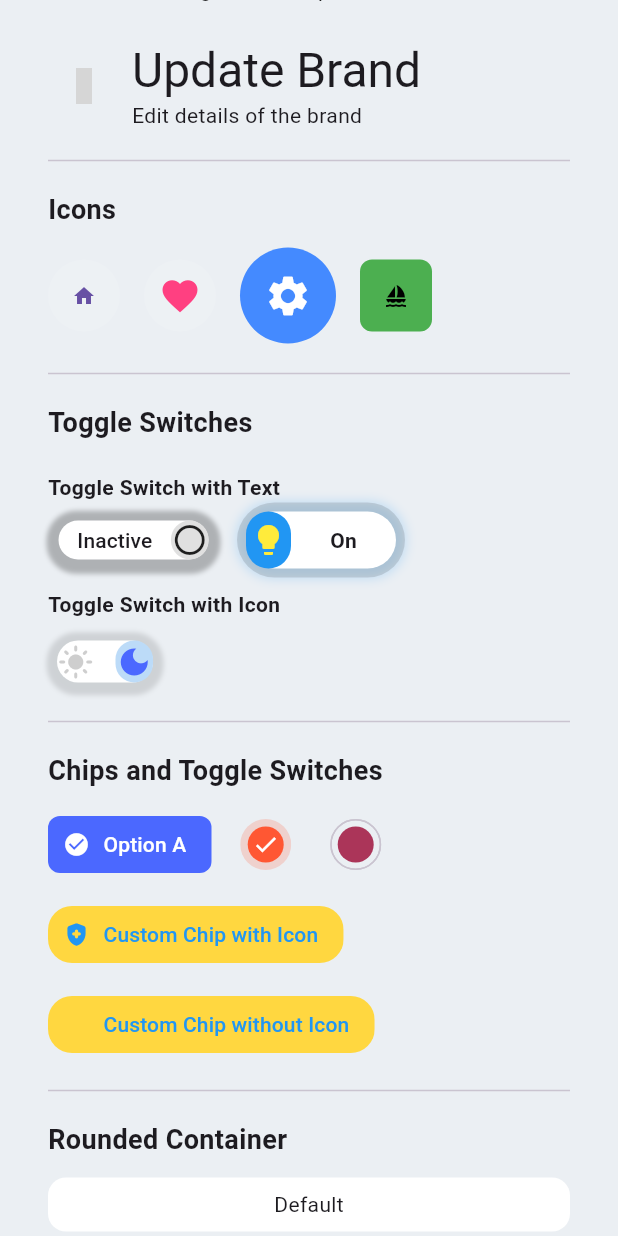
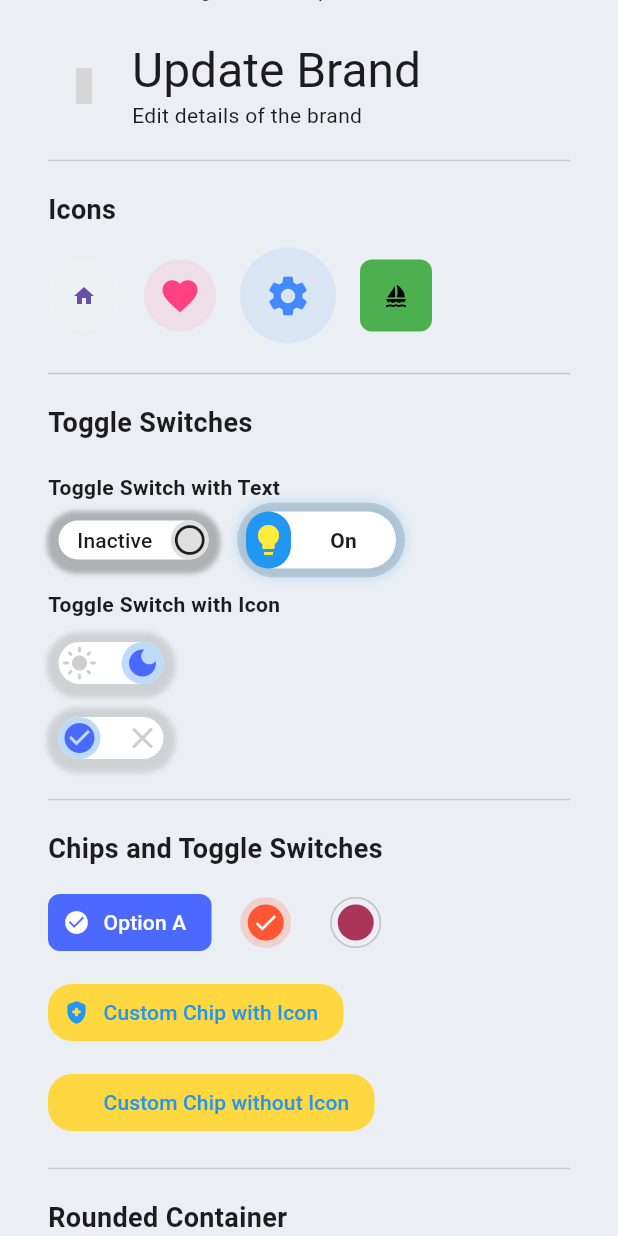
Before and after one commit to brytemorio/coding_with_t_utils, a Flutter app: the screen it shows after launch, scrolled down 1728 dp, on a phone screen of 412 x 824 dp. Run offline on Flutter 3.47's test engine with Material 3 defaults, Android fonts, the phone set to English and light mode, and no system bars; drawn by our look-alikes of animated_toggle_switch; our stand-ins replace cached_network_image, connectivity_plus, country_code_picker, data_table_2, device_info_plus, dropdown_search and 5 more; missing offline and left inert: flutter_quill; grey boxes are pictures that could not be loaded.

Commit message:
animation_loader.dart assert fixed  & Header background colors updated, Tooltip added in TIcon Widget, Default Table Header Row color changed to lightBackground , Toggle Icons fixed

```diff
--- a/example/lib/chips_toggles/toggles.dart
+++ b/example/lib/chips_toggles/toggles.dart
@@ -63,6 +63,15 @@ class TTogglesExample extends StatelessWidget {
             print('Selected: $value');
           },
         ),
+        SizedBox(height: 8),
+        TIconToggleSwitch<bool>(
+          current: true,
+          options: [true, false],
+          icons: [Icons.check_circle, Icons.close_outlined],
+          onChanged: (value) {
+            print('Selected: $value');
+          },
+        ),
       ],
     );
   }
--- a/example/lib/icons/circular_icon.dart
+++ b/example/lib/icons/circular_icon.dart
@@ -29,9 +29,8 @@ class TCircularIconExample extends StatelessWidget {
           width: 64.0,
           height: 64.0,
           size: 32.0,
-          color: Colors.white,
+          color: Colors.blueAccent,
           icon: Icons.settings,
-          backgroundColor: Colors.blueAccent,
           onPressed: () {
             debugPrint('Settings icon pressed');
           },
--- a/lib/common/widgets/chips/animated_icon_switch.dart
+++ b/lib/common/widgets/chips/animated_icon_switch.dart
@@ -37,10 +37,10 @@ class TIconToggleSwitch<T> extends StatelessWidget {
     required this.icons,
     this.onChanged,
     this.spacing = 14.0,
-    this.height = 40.0,
+    this.height = 42.0,
     this.iconSize = 24.0,
-    this.borderWidth = 6.0,
-    this.indicatorWidth = 25.0,
+    this.borderWidth = 7,
+    this.indicatorWidth = 28.0,
     this.activeColor,
     this.inactiveColor = Colors.grey,
     this.backgroundColor = Colors.white,
--- a/lib/common/widgets/icons/t_icon.dart
+++ b/lib/common/widgets/icons/t_icon.dart
@@ -21,8 +21,12 @@ class TIcon extends StatelessWidget {
     this.onPressed,
     this.color,
     this.backgroundColor,
+    this.tooltip,
     this.borderRadius = 100.0,
   });
+
+  /// Tooltip will be shown when hovered
+  final String? tooltip;
 
   /// Width of the container.
   final double? width;
@@ -56,11 +60,17 @@ class TIcon extends StatelessWidget {
       width: width,
       height: height,
       decoration: BoxDecoration(
-        color: backgroundColor ?? (isDarkMode ? Colors.black.withValues(alpha: 0.1) : Colors.white.withValues(alpha: 0.1)),
+        color: backgroundColor ??
+            (color != null
+                ? color?.withValues(alpha: 0.1)
+                : isDarkMode
+                    ? Colors.black.withValues(alpha: 0.1)
+                    : Colors.white.withValues(alpha: 0.1)),
         borderRadius: BorderRadius.circular(borderRadius),
       ),
       child: IconButton(
         padding: EdgeInsets.zero,
+        tooltip: tooltip,
         onPressed: onPressed,
         icon: Icon(
           icon,
--- a/pubspec.yaml
+++ b/pubspec.yaml
@@ -1,7 +1,7 @@
 name: t_utils
 description: "A new Flutter package project."
 
-version: 2.0.6
+version: 2.0.7
   # Follow the semantic versioning guidelines:
   #
   #  Major changes that break backward compatibility: 1.0.0 -> 2.0.0
```
Also changed, not shown: lib/common/widgets/chips/animated_switch.dart (+8 -16 lines), lib/common/widgets/data_table/data_table.dart (+10 -24 lines), lib/common/widgets/icons/table_action_icon_buttons.dart (+7 -12 lines), example/pubspec.lock, 3 other files.
